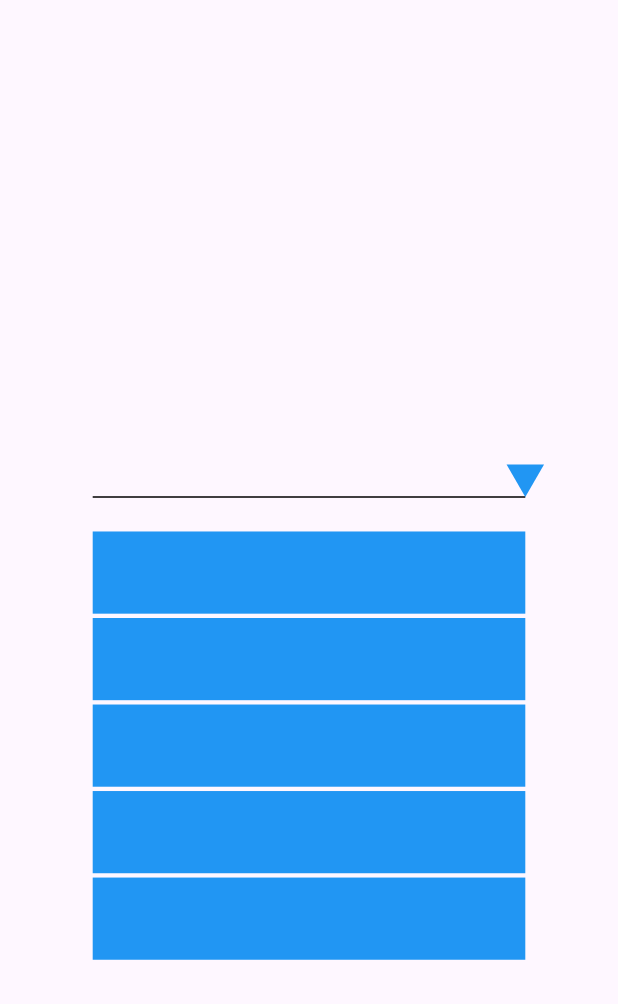
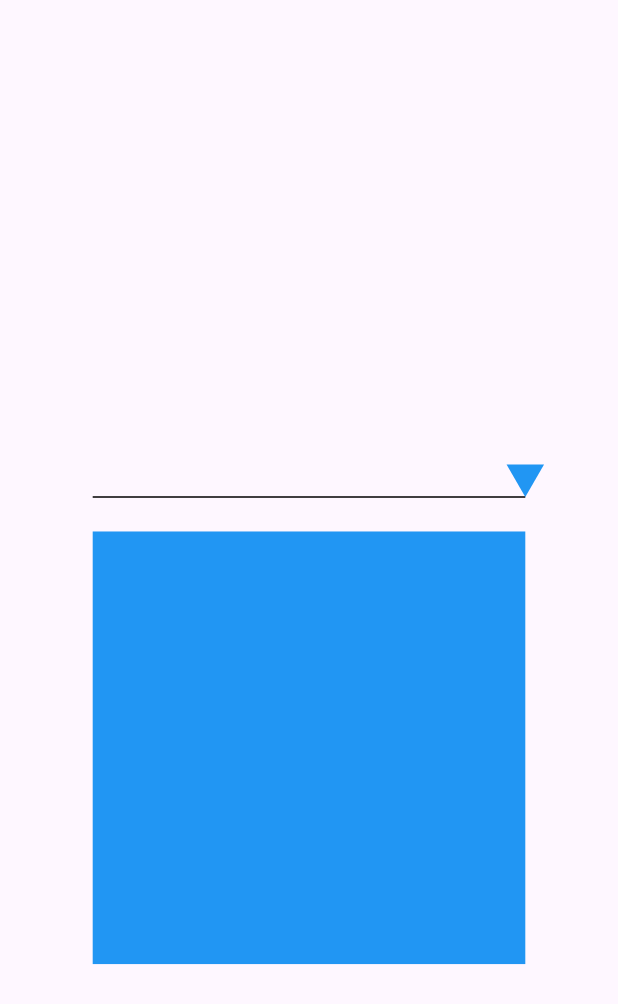
Before and after one commit to fauzi2107/studyo, a Flutter app: the screen it shows after launch, on a phone screen of 412 x 824 dp. Shown: the top 1004 px of the screen. Run offline on Flutter 3.47's test engine with Material 3 defaults, Android fonts, the light colour scheme and no system bars.

Commit message:
update condition dx and dy for chaning color

```diff
--- a/lib/features/painter/rectangle/interactive_rectangle.dart
+++ b/lib/features/painter/rectangle/interactive_rectangle.dart
@@ -17,13 +17,22 @@ class _InteractiveRectanglesState extends State<InteractiveRectangles> {
   late List<List<Color>> rectangleColors;
 
   @override
-  Widget build(BuildContext context) {
+  void initState() {
     rectangleColors = List.generate(widget.totalColumn, (index) =>
         List.generate(widget.totalRow, (j) => Colors.blue));
+    super.initState();
+  }
+
+  @override
+  Widget build(BuildContext context) {
+    if (rectangleColors.length != widget.totalColumn) {
+      rectangleColors = List.generate(widget.totalColumn, (index) =>
+          List.generate(widget.totalRow, (j) => Colors.blue));
+    }
     final width = MediaQuery.of(context).size.width * 0.7;
 
     // Size of each rectangle
-    var rectSize = width / rectangleColors.length;
+    var rectSize = width / widget.totalColumn;
 
     return GestureDetector(
       onTapDown: (details) { // will update immediately after touch
@@ -32,8 +41,8 @@ class _InteractiveRectanglesState extends State<InteractiveRectangles> {
         final tapY = details.localPosition.dy;
 
         // Determine which rectangle was tapped
-        final int i = (tapX ~/ rectSize).clamp(0, 4);
-        final int j = (tapY ~/ rectSize).clamp(0, 4);
+        final int i = (tapX ~/ rectSize).clamp(0, widget.totalColumn);
+        final int j = (tapY ~/ (width / widget.totalRow)).clamp(0, widget.totalRow);
 
         // Change color of the tapped rectangle
         setState(() {
--- a/lib/features/painter/rectangle/rectangle_painter.dart
+++ b/lib/features/painter/rectangle/rectangle_painter.dart
@@ -49,13 +49,13 @@ class RectanglePainter extends CustomPainter {
       for (int j = 0; j < rows; j++) {
         double left = i * rectSize; // x coordinate
         double top = j * rectSize; // y coordinate
-        if (rows > 1) top = j * widthHeight;
+        if (rows > 1) top = j * widthHeight; // override top of each row
 
         double right = left + (columns == 1 ? widthHeight : rectSize * 0.95); // width of the rectangle
         if (i == columns-1) right = left + rectSize; // override width of last column
 
         double bottom = top + (widthHeight * 0.95); // height of the rectangle
-        print('$i $j $left $top $right $bottom');
+        if (j == rows-1) bottom = top + widthHeight; // override height of last row
 
         // Set the color for the current rectangle
         paint.color = rectangleColors[i][j];
--- a/lib/main.dart
+++ b/lib/main.dart
@@ -33,7 +33,7 @@ class HomePage extends StatefulWidget {
 }
 
 class _HomePageState extends State<HomePage> {
-  var columns = 1, rows = 5;
+  var columns = 1, rows = 1;
 
   @override
   Widget build(BuildContext context) {
```
